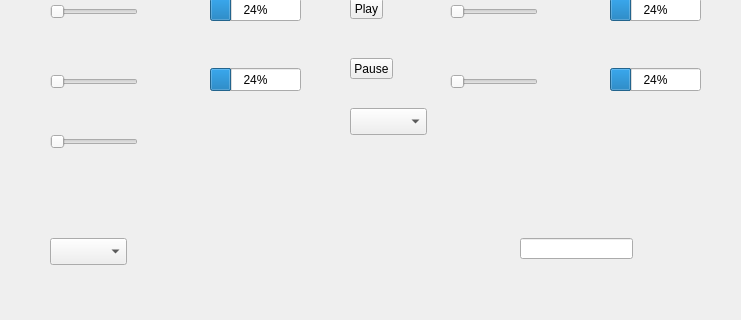
Before: the Qt Designer form gstvideo.ui in neithanmo/BitRiver, drawn with Qt 5; both pictures show x 0 to 741 and y 512 to 832 of the 741 by 832 pixel window.
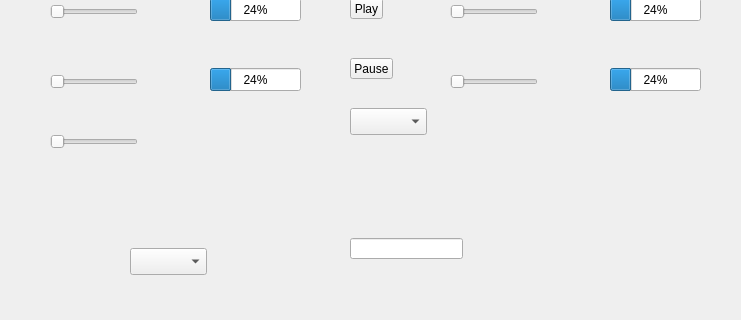
After: the same form once the commit is applied.

```diff
--- a/gstvideo.ui
+++ b/gstvideo.ui
@@ -221,8 +221,8 @@
   <widget class="QComboBox" name="Resolution">
    <property name="geometry">
     <rect>
-     <x>50</x>
-     <y>750</y>
+     <x>130</x>
+     <y>760</y>
      <width>77</width>
      <height>27</height>
     </rect>
@@ -231,7 +231,7 @@
   <widget class="QLineEdit" name="lineEdit">
    <property name="geometry">
     <rect>
-     <x>520</x>
+     <x>350</x>
      <y>750</y>
      <width>113</width>
      <height>21</height>
```
